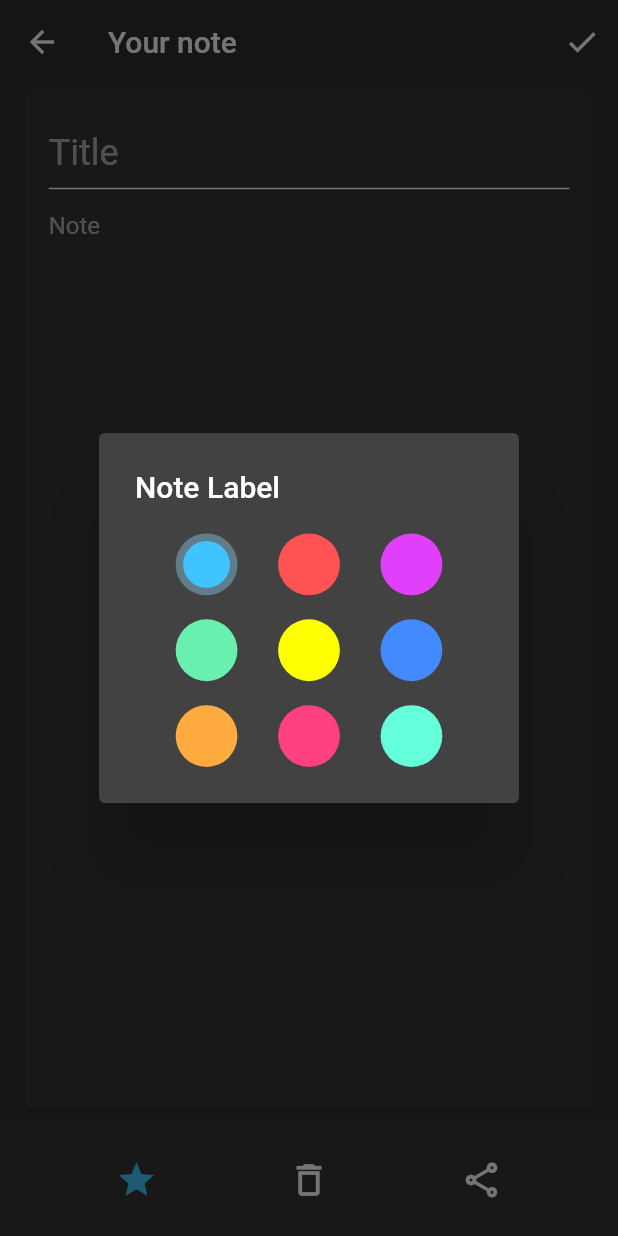
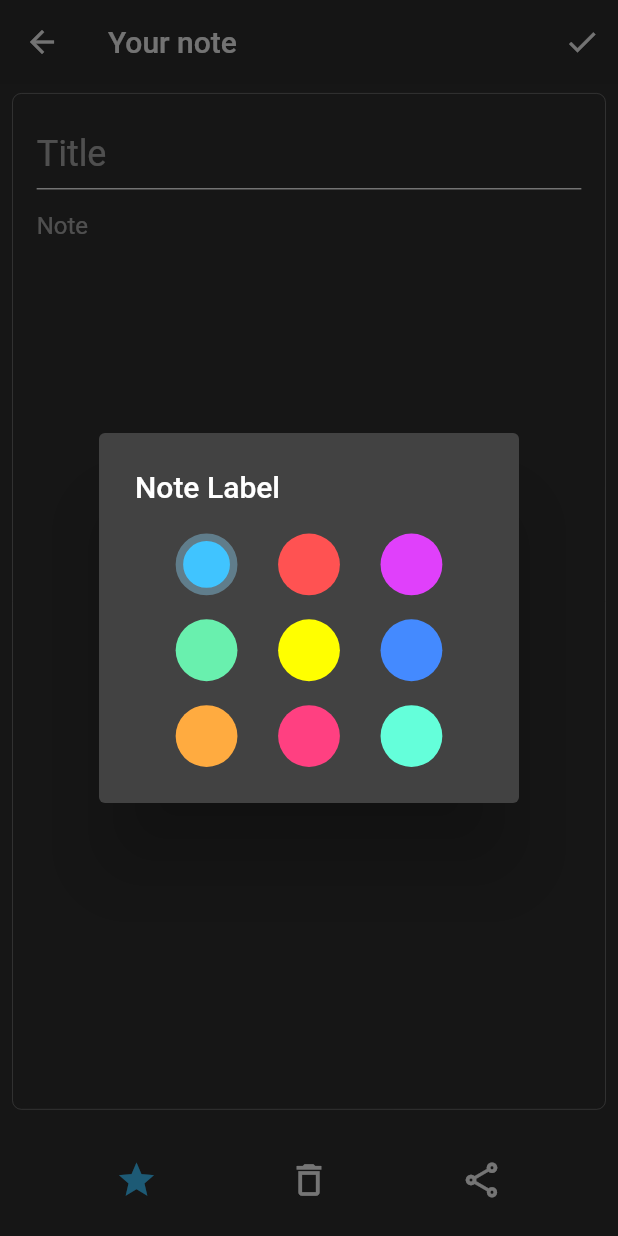
Before and after one commit to myidispg/notenow, a Flutter app: the NoteScreen screen opened directly, after a tap on the "star" icon, on a phone screen of 412 x 824 dp. Run offline on Flutter 3.47's test engine with Material 2 defaults, Android fonts, the phone set to English and light mode, and no system bars; our stand-ins replace cloud_firestore, firebase_auth, firebase_core, share, shared_preferences, sqflite; accounts and stored records are empty.

Commit message:
Added dark theme and light theme based colors all over the app. online_sync_screen.dart will now show content based on whether user is logged in or not.

```diff
--- a/lib/screens/note_screen.dart
+++ b/lib/screens/note_screen.dart
@@ -71,19 +71,34 @@ class _NoteScreenState extends State<NoteScreen> {
     double deviceHeight = MediaQuery.of(context).size.height;
     double deviceWidth = MediaQuery.of(context).size.width;
 
-    return Scaffold(
+    return Consumer<AppState>(
+      builder: (context, appState, child) => Scaffold(
         appBar: AppBar(
+          leading: BackButton(
+            color: appState.isDarkTheme
+                ? kLightThemeBackgroundColor
+                : kDarkThemeBackgroundColor,
+          ),
           elevation: 0.0,
-        backgroundColor: kDarkThemeBackgroundColor,
-        title: Text("Your note"),
+          title: Text(
+            "Your note",
+            style: TextStyle(
+                color: appState.isDarkTheme
+                    ? kLightThemeBackgroundColor
+                    : kDarkThemeBackgroundColor),
+          ),
           actions: [
             IconButton(
-            icon: Icon(Icons.check),
+              icon: Icon(
+                Icons.check,
+                color: appState.isDarkTheme
+                    ? kLightThemeBackgroundColor
+                    : kDarkThemeBackgroundColor,
+              ),
               onPressed: () {
                 // Every new note must have some content.
                 if (_note.noteContent != "") {
-                Provider.of<AppState>(context, listen: false)
-                    .saveNote(_note, widget.noteIndex);
+                  appState.saveNote(_note, widget.noteIndex);
                   Navigator.pop(context);
                 } else {
                   ScaffoldMessenger.of(context).showSnackBar(
@@ -114,7 +129,7 @@ class _NoteScreenState extends State<NoteScreen> {
                       Expanded(
                         child: Container(
                           padding: EdgeInsets.symmetric(
-                            horizontal: deviceHeight * 0.02,
+                              horizontal: deviceHeight * 0.01,
                               vertical: deviceWidth * 0.015),
                           child: NoteWritingSection(
                             startingTitle: _note.noteTitle,
@@ -133,13 +148,12 @@ class _NoteScreenState extends State<NoteScreen> {
                         note: _note,
                         deleteNoteCallback: () async {
                           if (widget.noteIndex != null)
-                          Provider.of<AppState>(context, listen: false)
-                              .deleteNote(_note);
-                        // deleteNoteFirestore();
+                            appState.deleteNote(_note);
                           Navigator.pop(context);
                         },
                       )
                     ],
+                  ),
                 ),
               ),
             ),
@@ -183,7 +197,6 @@ class _BottomNoteOptionsState extends State<BottomNoteOptions> {
   Widget build(BuildContext context) {
     return Container(
       height: widget.deviceHeight * 0.09,
-      color: kNoteBackgroundColor.withOpacity(0.8),
       child: Row(
         mainAxisAlignment: MainAxisAlignment.spaceEvenly,
         children: [
--- a/lib/widgets/note_writing_section.dart
+++ b/lib/widgets/note_writing_section.dart
@@ -1,6 +1,8 @@
 import 'package:flutter/cupertino.dart';
 import 'package:flutter/material.dart';
+import 'package:notes_app/app_state/app_state.dart';
 import 'package:notes_app/constants.dart';
+import 'package:provider/provider.dart';
 
 // ignore: must_be_immutable
 class NoteWritingSection extends StatefulWidget {
@@ -33,14 +35,18 @@ class _NoteWritingSectionState extends State<NoteWritingSection> {
 
   @override
   Widget build(BuildContext context) {
-    return Material(
-      elevation: 1,
-      borderRadius: BorderRadius.circular(6),
-      child: Container(
+    return Consumer<AppState>(
+      builder: (context, appState, child) => Container(
         padding: EdgeInsets.symmetric(vertical: 16, horizontal: 16),
         decoration: BoxDecoration(
-          // border: Border.all(color: Colors.grey, width: 0.5),
-          color: kNoteBackgroundColor,
+          border: Border.all(
+              color: appState.isDarkTheme
+                  ? kLightThemeBackgroundColor
+                  : kDarkThemeBackgroundColor,
+              width: 0.2),
+          // color: Provider.of<AppState>(context).isDarkTheme
+          //     ? kDarkThemeBackgroundColor
+          //     : kLightThemeBackgroundColor,
           borderRadius: BorderRadius.circular(6),
         ),
         child: Column(
@@ -49,20 +55,32 @@ class _NoteWritingSectionState extends State<NoteWritingSection> {
               controller: _titleController,
               decoration: InputDecoration(
                 enabledBorder: UnderlineInputBorder(
-                  borderSide: BorderSide(color: Colors.white),
+                  borderSide: BorderSide(
+                    color: appState.isDarkTheme
+                        ? kLightThemeBackgroundColor
+                        : kDarkThemeBackgroundColor,
+                  ),
                 ),
                 focusedBorder: UnderlineInputBorder(
-                  borderSide: BorderSide(color: Colors.white),
+                  borderSide: BorderSide(
+                    color: appState.isDarkTheme
+                        ? kLightThemeBackgroundColor
+                        : kDarkThemeBackgroundColor,
+                  ),
                 ),
                 border: UnderlineInputBorder(
-                  borderSide: BorderSide(color: Colors.white),
+                  borderSide: BorderSide(
+                    color: appState.isDarkTheme
+                        ? kLightThemeBackgroundColor
+                        : kDarkThemeBackgroundColor,
+                  ),
                 ),
                 contentPadding:
                     EdgeInsets.symmetric(vertical: 0, horizontal: 0),
                 hintText: "Title",
                 hintStyle: TextStyle(fontSize: 24),
               ),
-              style: TextStyle(color: Colors.white, fontSize: 24),
+              style: TextStyle(fontSize: 24),
               keyboardType: TextInputType.name,
               onChanged: (value) {
                 widget.editNoteTitleCallback(value);
```
Also changed, not shown: lib/constants.dart (+7 -5 lines), lib/main.dart (+5 -5 lines), lib/screens/online_sync_screen.dart (+117 -90 lines), lib/widgets/floating_search_bar.dart (+5 -4 lines). Lines whose indentation alone changed are shown as unchanged.
